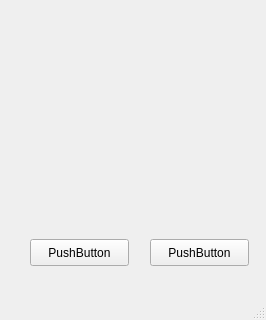
changpeng1/test-qt, file mainwindow.ui: the form before one commit; both pictures show x 0 to 266 and y 138 to 458 of the 266 by 458 pixel window.
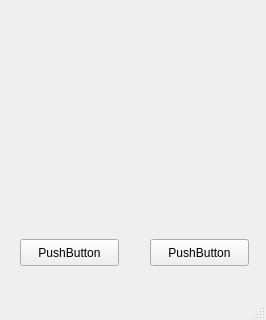
The form after the commit.

```diff
--- a/mainwindow.ui
+++ b/mainwindow.ui
@@ -17,7 +17,7 @@
    <widget class="QPushButton" name="pushButton">
     <property name="geometry">
      <rect>
-      <x>30</x>
+      <x>20</x>
       <y>360</y>
       <width>99</width>
       <height>27</height>
```
